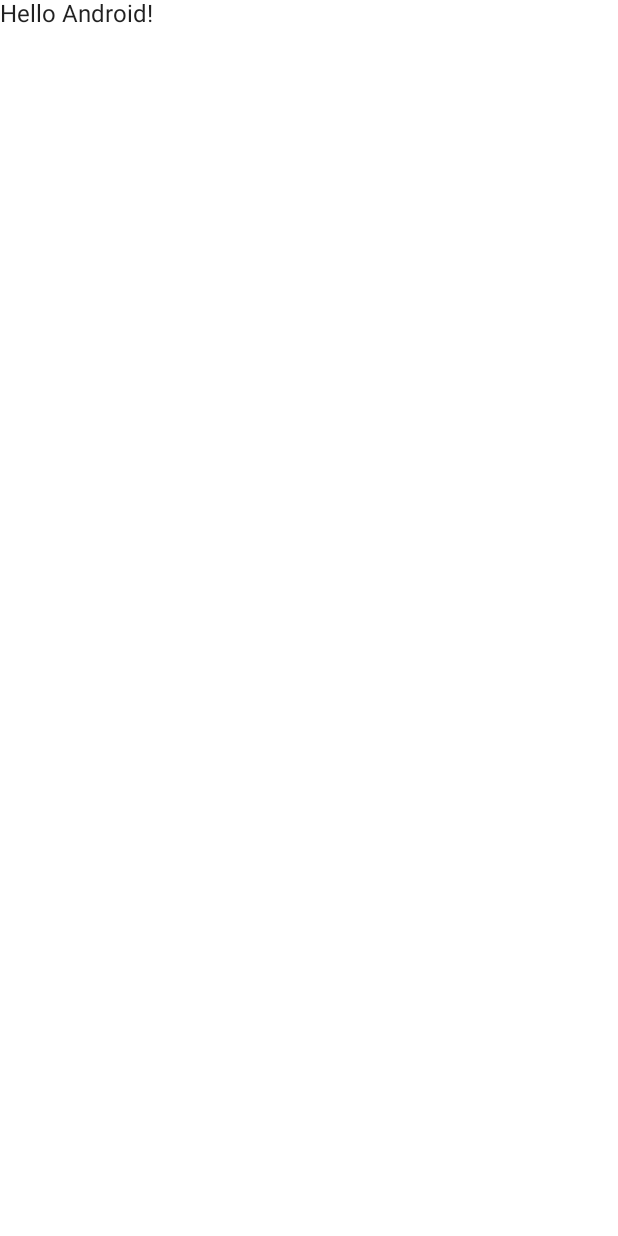
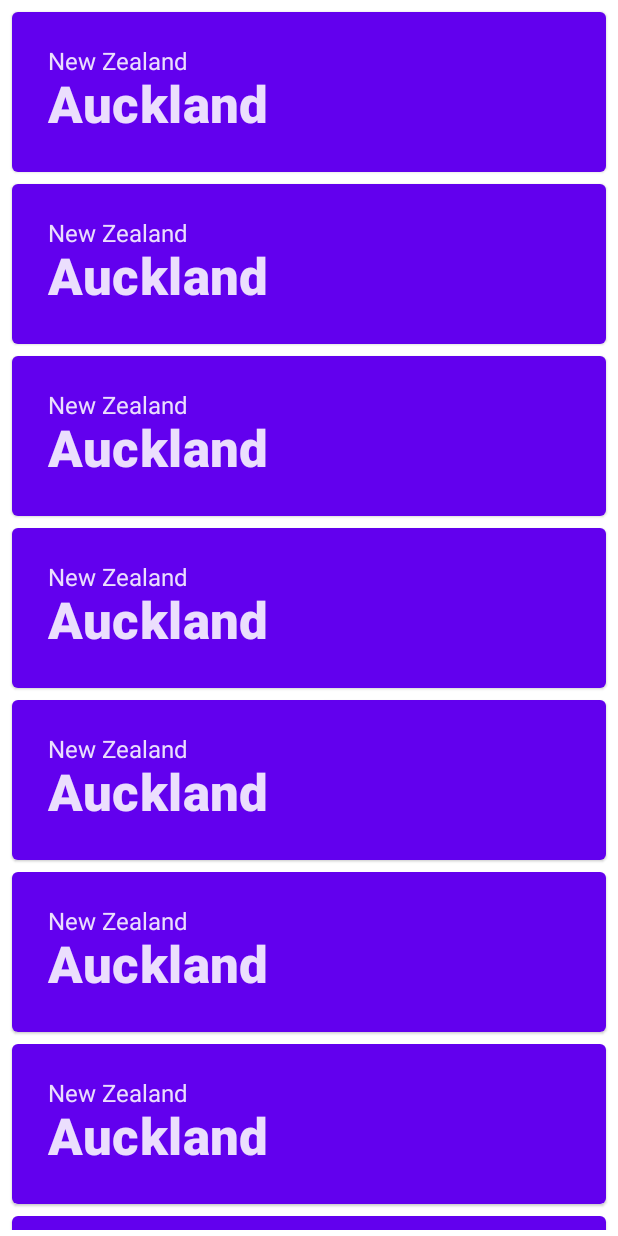
Before and after one commit to IgorDmitrievNZ/JetpackComposeWeather, an Android app built with Jetpack Compose: the screen it shows after launch (MainActivity), on a phone screen of 412 x 824 dp. Before the commit the screen is almost empty. Run offline under Robolectric (Android 15) with nearby library versions, the phone set to English and light mode, and no system bars.

Commit message:
Added card with city name and country name

```diff
--- a/app/src/main/java/com/example/android/jetpackcomposeweather/MainActivity.kt
+++ b/app/src/main/java/com/example/android/jetpackcomposeweather/MainActivity.kt
@@ -3,11 +3,23 @@
 import android.os.Bundle
 import androidx.activity.ComponentActivity
 import androidx.activity.compose.setContent
+import androidx.compose.animation.animateContentSize
+import androidx.compose.animation.core.Spring
+import androidx.compose.animation.core.spring
+import androidx.compose.foundation.layout.Column
+import androidx.compose.foundation.layout.Row
+import androidx.compose.foundation.layout.padding
+import androidx.compose.foundation.lazy.LazyColumn
+import androidx.compose.foundation.lazy.items
+import androidx.compose.material.Card
 import androidx.compose.material.MaterialTheme
 import androidx.compose.material.Surface
 import androidx.compose.material.Text
 import androidx.compose.runtime.Composable
+import androidx.compose.ui.Modifier
+import androidx.compose.ui.text.font.FontWeight
 import androidx.compose.ui.tooling.preview.Preview
+import androidx.compose.ui.unit.dp
 import com.example.android.jetpackcomposeweather.ui.theme.JetpackComposeWeatherTheme
 
 class MainActivity : ComponentActivity() {
@@ -17,7 +29,7 @@
             JetpackComposeWeatherTheme {
                 // A surface container using the 'background' color from the theme
                 Surface(color = MaterialTheme.colors.background) {
-                    Greeting("Android")
+                    Greetings()
                 }
             }
         }
@@ -25,14 +37,59 @@
 }
 
 @Composable
-fun Greeting(name: String) {
-    Text(text = "Hello $name!")
+private fun CardContent(name: String) {
+
+    Row(
+        modifier = Modifier
+            .padding(12.dp)
+            .animateContentSize(
+                animationSpec = spring(
+                    dampingRatio = Spring.DampingRatioMediumBouncy,
+                    stiffness = Spring.StiffnessLow
+                )
+            )
+    ) {
+        Column(
+            modifier = Modifier
+                .weight(1f)
+                .padding(12.dp)
+        ) {
+            Text(text = "New Zealand ")
+            Text(
+                text = name,
+                style = MaterialTheme.typography.h4.copy(
+                    fontWeight = FontWeight.ExtraBold
+                )
+            )
+        }
+
+    }
 }
+
+@Composable
+private fun Greeting(name: String) {
+    Card(
+        backgroundColor = MaterialTheme.colors.primary,
+        modifier = Modifier.padding(vertical = 4.dp, horizontal = 8.dp)
+    ) {
+        CardContent(name)
+    }
+}
+
+@Composable
+private fun Greetings(names: List<String> = List(1000) { "Auckland" }) {
+    LazyColumn(modifier = Modifier.padding(vertical = 4.dp)) {
+        items(items = names) { name ->
+            Greeting(name = name)
+        }
+    }
+}
+
 
 @Preview(showBackground = true)
 @Composable
 fun DefaultPreview() {
     JetpackComposeWeatherTheme {
-        Greeting("Android")
+        Greeting("City Name")
     }
 }
```
